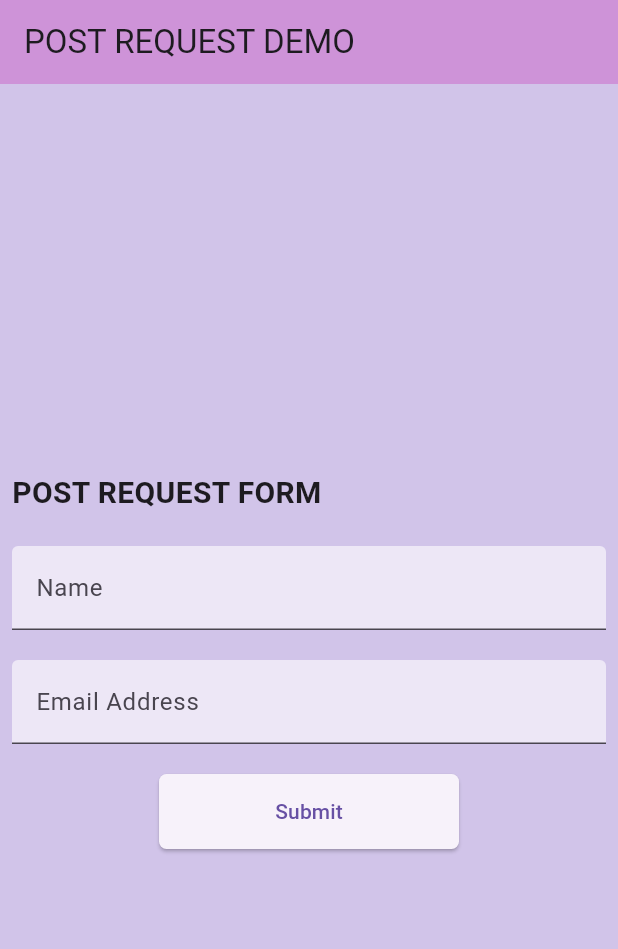
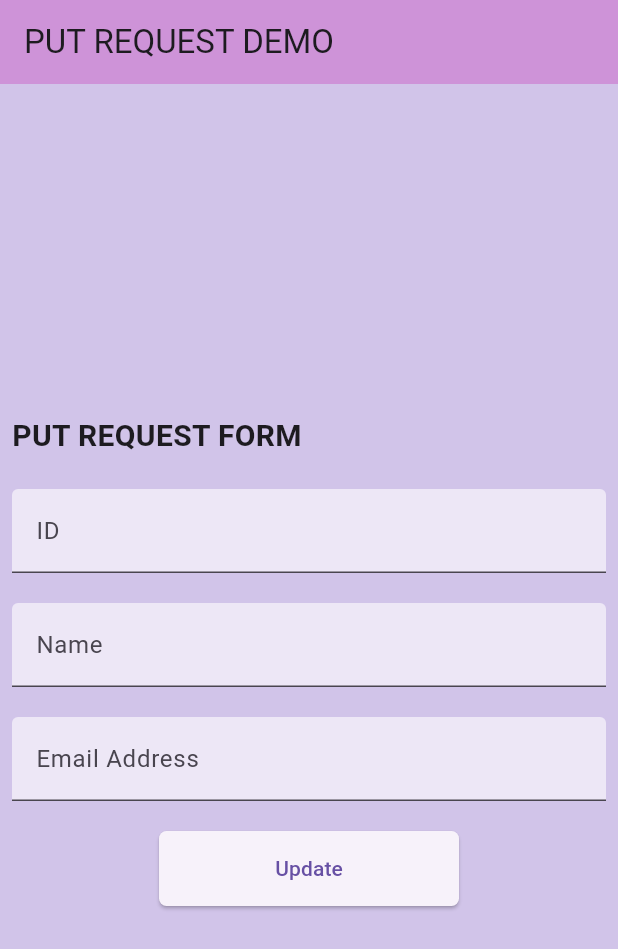
Before and after one commit to SimuSohil/flutter_rest_api_demo, a Flutter app: the screen it shows after launch, on a phone screen of 412 x 824 dp. Shown: the top 949 px of the screen. Run offline on Flutter 3.47's test engine with Material 3 defaults, Android fonts, the light colour scheme and no system bars.

Commit message:
put request

```diff
--- a/requests/lib/main.dart
+++ b/requests/lib/main.dart
@@ -1,6 +1,7 @@
 import 'package:flutter/material.dart';
 import 'package:requests/get_request.dart';
 import 'package:requests/post_request.dart';
+import 'package:requests/put_request.dart';
 
 void main() {
   runApp(const MyApp());
@@ -18,7 +19,7 @@ class _MyAppState extends State<MyApp> {
   Widget build(BuildContext context) {
     return const MaterialApp(
       debugShowCheckedModeBanner: false,
-      home: PostRequest(),
+      home: PutRequest(),
     );
   }
 }
--- /dev/null
+++ b/requests/lib/put_request.dart
@@ -0,0 +1,116 @@
+// ignore_for_file: use_build_context_synchronously
+
+import 'dart:convert';
+
+import 'package:flutter/material.dart';
+import 'package:http/http.dart' as http;
+
+class PutRequest extends StatefulWidget {
+  const PutRequest({super.key});
+
+  @override
+  State<PutRequest> createState() => _PutRequestState();
+}
+
+class _PutRequestState extends State<PutRequest> {
+  final TextEditingController _idController = TextEditingController();
+  final TextEditingController _nameController = TextEditingController();
+  final TextEditingController _emailController = TextEditingController();
+
+  Future<void> updateData() async {
+    final String id = _idController.text;
+    final String name = _nameController.text;
+    final String email = _emailController.text;
+
+    final url = 'http://127.0.0.1:5050/put/$id';
+    final uri = Uri.parse(url);
+    final response = await http.put(
+      uri,
+      headers: <String, String> {
+        'Content-Type' : 'application/json',
+      },
+      body: jsonEncode({
+        'name' : name,
+        'email' : email
+      })
+    );
+
+    if (response.statusCode == 200) {
+      ScaffoldMessenger.of(context).showSnackBar(
+        const SnackBar(content: Text('User updated successfully')),
+      );
+    } else {
+      ScaffoldMessenger.of(context).showSnackBar(
+        const SnackBar(content: Text('Failed to update user')),
+      );
+    }
+  }
+
+  @override
+  Widget build(BuildContext context) {
+    return Scaffold(
+      appBar: AppBar(title: const Text('PUT REQUEST DEMO'), backgroundColor: Colors.purple[200],),
+      backgroundColor: Colors.deepPurple[100],
+      body: Padding(
+        padding: const EdgeInsets.all(8.0),
+        child: Column(
+          mainAxisAlignment: MainAxisAlignment.center,
+          children: [
+            const SizedBox(
+              height: 50,
+              width: double.infinity,
+              child: Text(
+                'PUT REQUEST FORM',
+                textAlign: TextAlign.left,
+                style: TextStyle(
+                  fontWeight: FontWeight.w600,
+                  fontSize: 20
+                ),
+              ),
+            ),
+            TextField(
+              controller: _idController,
+              decoration: InputDecoration(
+                label: const Text('ID'),
+                filled: true,
+                fillColor: Colors.deepPurple[50]
+              ),
+            ),
+            const SizedBox(height: 20,),
+            TextField(
+              controller: _nameController,
+              decoration: InputDecoration(
+                label: const Text('Name'),
+                filled: true,
+                fillColor: Colors.deepPurple[50]
+              ),
+            ),
+            const SizedBox(height: 20,),
+            TextField(
+              controller: _emailController,
+              decoration: InputDecoration(
+                label: const Text('Email Address'),
+                filled: true,
+                fillColor: Colors.deepPurple[50]
+              ),
+            ),
+            const SizedBox(height: 20,),
+            SizedBox(
+              height: 50,
+              width: 200,
+              child: ElevatedButton(
+                onPressed: updateData,
+                style: ElevatedButton.styleFrom(
+                  shape: RoundedRectangleBorder(
+                    borderRadius: BorderRadius.circular(5.0)
+                  ),
+                ),
+                child: const Text('Update'),
+              ),
+            )
+          ],
+        ),
+      ),
+    );
+  }
+}
```
Also changed, not shown: 2 other files.
